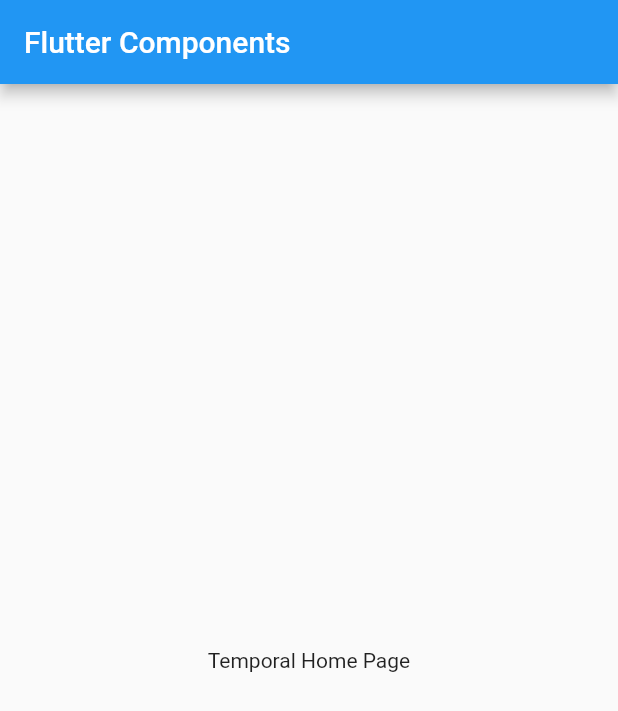
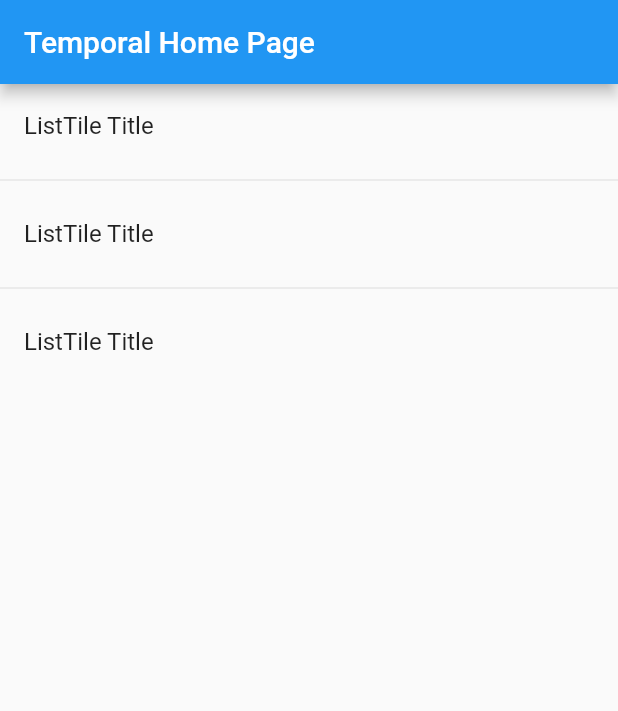
Before and after one commit to unknownbreakdown/flutter-components, a Flutter app: the screen it shows after launch, on a phone screen of 412 x 824 dp. Shown: the top 711 px of the screen. Run offline on Flutter 3.47's test engine with Material 2 defaults, Android fonts, the phone set to English and light mode, and no system bars.

Commit message:
ListView: Mostrar una lista de widgets

```diff
--- a/lib/main.dart
+++ b/lib/main.dart
@@ -9,12 +9,7 @@ class MyApp extends StatelessWidget {
     return MaterialApp(
       debugShowCheckedModeBanner: false,
       title: 'Flutter Components App',
-      home: Scaffold(
-        appBar: AppBar(
-          title: Text('Flutter Components'),
-        ),
-        body: HomePageTemp(),
-      ),
+      home: HomePageTemp(),
     );
   }
 }
--- a/lib/src/pages/home_temp.dart
+++ b/lib/src/pages/home_temp.dart
@@ -1,11 +1,27 @@
 import 'package:flutter/material.dart';
 
 class HomePageTemp extends StatelessWidget {
-
   @override
   Widget build(BuildContext context) {
-    return Center(
-      child: Text("Temporal Home Page"),
+    return Scaffold(
+      appBar: AppBar(
+        title: Text("Temporal Home Page"),
+      ),
+      body: ListView(
+        children: <Widget>[
+          ListTile(
+            title: Text("ListTile Title"),
+          ),
+          Divider(),
+          ListTile(
+            title: Text("ListTile Title"),
+          ),
+          Divider(),
+          ListTile(
+            title: Text("ListTile Title"),
+          ),
+        ],
+      ),
     );
   }
 }
```
